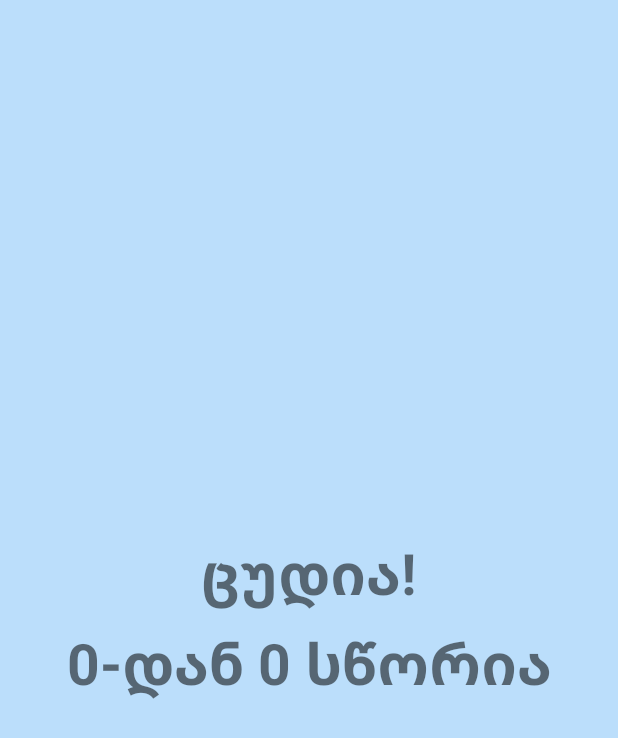
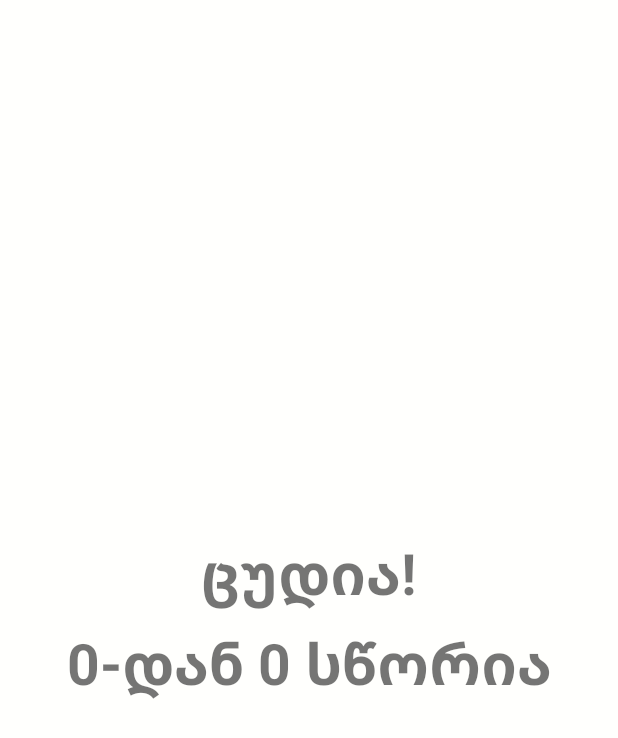
Before and after one commit to hubua/Beboena, an Android app: the fragment ResultFragment shown on its own in the app's theme, on a phone screen of 412 x 824 dp. Shown: the top 738 px of the screen. Run offline under Robolectric (Android 15) with nearby library versions, the phone set to English and light mode, and no system bars; network calls fail; 3 statements that could not run were skipped.

Commit message:
Develop UI

```diff
--- a/app/src/main/java/com/ghub/beboena/ui/LettersHomeFragment.kt
+++ b/app/src/main/java/com/ghub/beboena/ui/LettersHomeFragment.kt
@@ -1,12 +1,14 @@
 package com.ghub.beboena.ui
 
 import android.content.Context
+import android.graphics.Color
 import android.net.Uri
 import android.os.Bundle
 import androidx.fragment.app.Fragment
 import android.view.LayoutInflater
 import android.view.View
 import android.view.ViewGroup
+import androidx.core.content.ContextCompat
 import androidx.navigation.findNavController
 import androidx.viewpager.widget.ViewPager
 import com.ghub.beboena.R
@@ -66,6 +68,8 @@ class LettersHomeFragment : Fragment() {
         // Give the SlidingTabLayout the ViewPager, this must be done AFTER the ViewPager has had it's PagerAdapter set.
         val lettersSlidingTabLayout = view.findViewById<View>(R.id.sliding_tab_layout) as SlidingTabLayout
         lettersSlidingTabLayout.setViewPager(letterViewPager)
+
+        lettersSlidingTabLayout.setSelectedIndicatorColors(ContextCompat.getColor(context!!, R.color.colorPrimary))
 
         lettersSlidingTabLayout.scrollToPage(GeorgianAlphabet.Cursor.getCurrentPosition())
 
--- /dev/null
+++ b/app/src/main/res/drawable/btn_text_color.xml
@@ -0,0 +1,13 @@
+<?xml version="1.0" encoding="utf-8"?>
+<selector xmlns:android="http://schemas.android.com/apk/res/android">
+
+    <!-- Disabled -->
+    <item android:color="#ABABAB" android:state_enabled="false" />
+
+    <!-- Pressed -->
+    <item android:color="#FFFFFF" android:state_pressed="true" />
+
+    <!-- Default -->
+    <item android:color="#FFFFFF" />
+
+</selector>
--- a/app/src/main/res/drawable/edt_background_rounded.xml
+++ b/app/src/main/res/drawable/edt_background_rounded.xml
@@ -2,8 +2,8 @@
 <selector xmlns:android="http://schemas.android.com/apk/res/android">
     <item>
         <shape android:shape="rectangle">
-            <solid android:color="@android:color/white" />
-            <stroke android:color="@android:color/darker_gray" android:width="2dp" />
+            <solid android:color="@color/colorEditTextBackground" />
+            <stroke android:color="@color/colorEditTextBorder" android:width="2dp" />
             <corners android:radius="15dp" />
         </shape>
     </item>
--- a/app/src/main/res/layout/fragment_result.xml
+++ b/app/src/main/res/layout/fragment_result.xml
@@ -33,20 +33,16 @@
         android:id="@+id/btn_try_again"
         android:layout_width="match_parent"
         android:layout_height="wrap_content"
-        android:layout_margin="8dp"
-        android:background="@drawable/btn_background_rounded"
-        android:padding="20dp"
-        android:text="@string/btn_try_again"
-        android:textSize="20sp" />
+        android:layout_margin="16dp"
+        android:textSize="30dp"
+        android:text="@string/btn_try_again" />
 
     <Button
         android:id="@+id/btn_next_letter"
         android:layout_width="match_parent"
         android:layout_height="wrap_content"
-        android:layout_margin="8dp"
-        android:background="@drawable/btn_background_rounded"
-        android:padding="20dp"
-        android:text="@string/btn_next_letter"
-        android:textSize="20sp" />
+        android:layout_margin="16dp"
+        android:textSize="30dp"
+        android:text="@string/btn_next_letter" />
 
 </LinearLayout>
--- a/app/src/main/res/values/colors.xml
+++ b/app/src/main/res/values/colors.xml
@@ -1,11 +1,12 @@
 <?xml version="1.0" encoding="utf-8"?>
 <resources>
-    <color name="colorPrimary">#3F51B5</color>
-    <color name="colorPrimaryDark">#303F9F</color>
-    <color name="colorAccent">#FF4081</color>
-    <color name="colorBackground">#bbdefb</color>
-    <color name="colorWhite">#ffffff</color>
-    <color name="colorBlack">#000000</color>
+    <color name="colorPrimary">#1CB0F6</color>
+    <color name="colorPrimaryDark">#1899D6</color>
+    <color name="colorAccent">#66FF00FF</color>
+
+    <color name="colorWindowBackground">#FFFFFD</color>
+    <color name="colorEditTextBackground">#F7F7F7</color>
+    <color name="colorEditTextBorder">#E1E1E1</color>
 
     <color name="colorCorrectBackground">#B8F28B</color>
     <color name="colorCorrectText">#54A400</color>
--- a/app/src/main/res/values/styles.xml
+++ b/app/src/main/res/values/styles.xml
@@ -6,8 +6,10 @@
         <item name="colorPrimary">@color/colorPrimary</item>
         <item name="colorPrimaryDark">@color/colorPrimaryDark</item>
         <item name="colorAccent">@color/colorAccent</item>
-        <item name="android:windowBackground">@color/colorBackground</item>
-        <item name="android:editTextBackground">@color/colorWhite</item>
+        <item name="android:windowBackground">@color/colorWindowBackground</item>
+        <item name="android:editTextBackground">@android:color/holo_orange_dark</item>
+
+        <item name="android:buttonStyle">@style/RoundedButton</item>
     </style>
 
     <style name="TextH2" parent="TextAppearance.AppCompat">
@@ -22,4 +24,11 @@
         <item name="android:fontFamily">@font/sylfaen</item>
     </style>
 
+    <style name="RoundedButton" parent="@android:style/Widget.Button">
+        <item name="android:background">@drawable/btn_background_rounded</item>
+        <item name="android:textColor">@drawable/btn_text_color</item>
+        <item name="android:padding">20dp</item>
+        <item name="android:textSize">20sp</item>
+    </style>
+
 </resources>
```
Also changed, not shown: app/src/main/java/com/ghub/beboena/ui/TranscriptFragment.kt (+6 -2 lines), app/src/main/res/drawable/progressbar_background_rounded.xml (+3 -6 lines), app/src/main/res/layout/fragment_home_letters.xml (+7 -23 lines), app/src/main/res/layout/fragment_transcript.xml (+5 -10 lines), app/src/main/res/layout/pager_item_letter.xml (+6 -6 lines), 1 other file.
